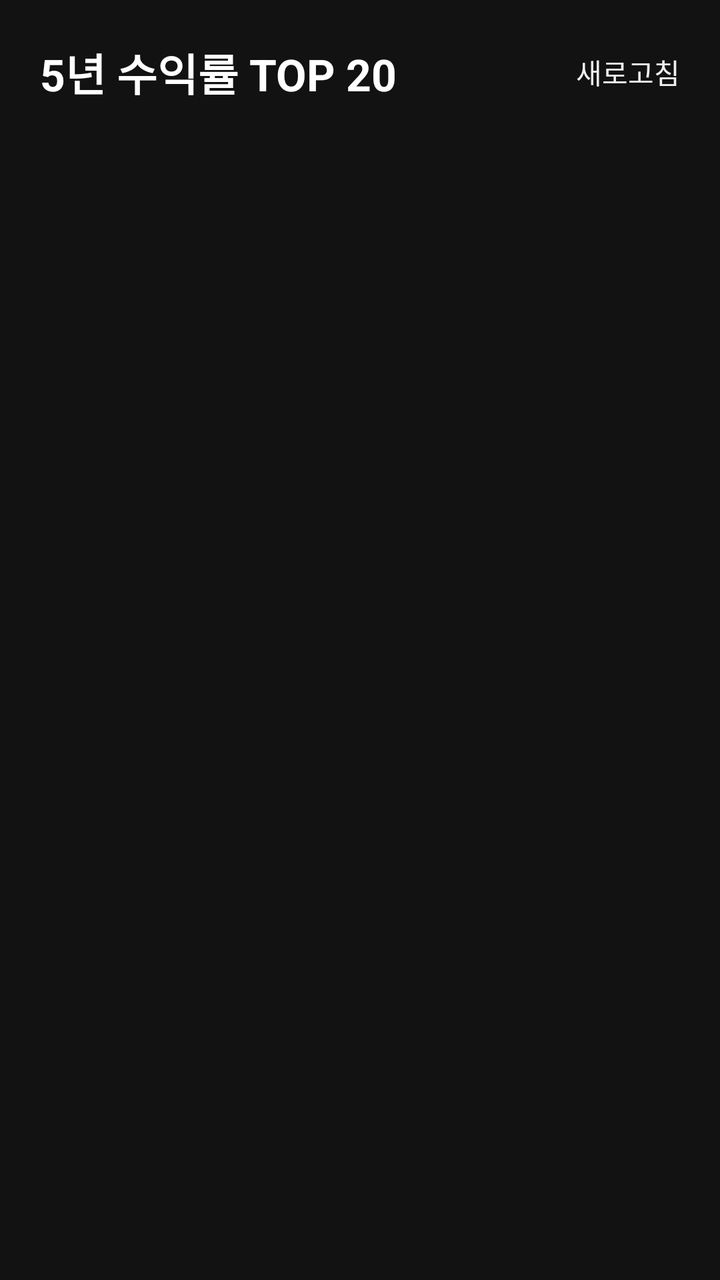
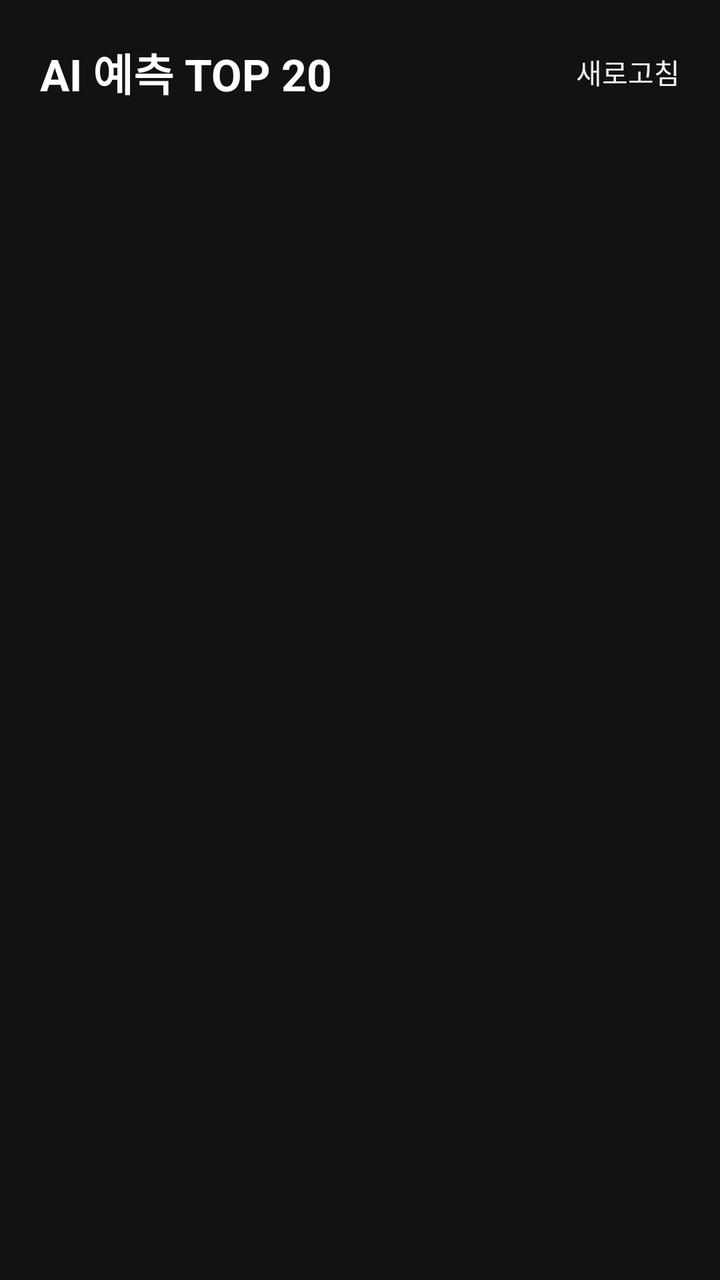

An Android layout rendered at two revisions. The XML below is the earlier revision; the diff shows what the commit changed to produce the second picture.
<!-- AndroidManifest.xml: application theme Theme.Mijang -->
<!-- res/layout/activity_main.xml -->
<?xml version="1.0" encoding="utf-8"?>
<LinearLayout xmlns:android="http://schemas.android.com/apk/res/android"
    android:layout_width="match_parent"
    android:layout_height="match_parent"
    android:fitsSystemWindows="true"
    android:orientation="vertical"
    android:padding="20dp">

    <LinearLayout
        android:layout_width="match_parent"
        android:layout_height="wrap_content"
        android:gravity="center_vertical"
        android:orientation="horizontal">

        <TextView
            android:layout_width="0dp"
            android:layout_height="wrap_content"
            android:layout_weight="1"
            android:text="@string/title"
            android:textColor="@color/text"
            android:textSize="22sp"
            android:textStyle="bold" />

        <Button
            android:id="@+id/refresh"
            android:layout_width="wrap_content"
            android:layout_height="wrap_content"
            android:text="@string/refresh" />
    </LinearLayout>

    <TextView
        android:id="@+id/status"
        android:layout_width="match_parent"
        android:layout_height="wrap_content"
        android:layout_marginTop="4dp"
        android:layout_marginBottom="12dp"
        android:textColor="@color/sub"
        android:textSize="13sp" />

    <ScrollView
        android:layout_width="match_parent"
        android:layout_height="0dp"
        android:layout_weight="1">

        <TextView
            android:id="@+id/list"
            android:layout_width="match_parent"
            android:layout_height="wrap_content"
            android:lineSpacingMultiplier="1.35"
            android:textColor="@color/text"
            android:textSize="16sp" />
    </ScrollView>
</LinearLayout>
<!-- resources referenced by this layout -->
<resources>
  <color name="sub">#9A9A9A</color>
  <color name="text">#FFFFFF</color>
  <string name="refresh">새로고침</string>
  <string name="title">5년 수익률 TOP 20</string>
  <style name="Theme.Mijang" parent="@android:style/Theme.DeviceDefault.NoActionBar">
          <item name="android:windowBackground">@color/bg</item>
          <item name="android:statusBarColor">@color/bg</item>
          <item name="android:navigationBarColor">@color/bg</item>
      </style>
  <color name="bg">#121212</color>
</resources>

<!-- the commit's change to res/layout/activity_main.xml (unified diff, before → after) -->
@@ -50,4 +50,12 @@
             android:textColor="@color/text"
             android:textSize="16sp" />
     </ScrollView>
+
+    <TextView
+        android:id="@+id/info"
+        android:layout_width="match_parent"
+        android:layout_height="wrap_content"
+        android:layout_marginTop="12dp"
+        android:textColor="@color/sub"
+        android:textSize="12sp" />
 </LinearLayout>
<!-- resource entries referenced after the edit -->
@@ -3,7 +3,7 @@
   <color name="sub">#9A9A9A</color>
   <color name="text">#FFFFFF</color>
   <string name="refresh">새로고침</string>
-  <string name="title">5년 수익률 TOP 20</string>
+  <string name="title">AI 예측 TOP 20</string>
   <style name="Theme.Mijang" parent="@android:style/Theme.DeviceDefault.NoActionBar">
           <item name="android:windowBackground">@color/bg</item>
           <item name="android:statusBarColor">@color/bg</item>
